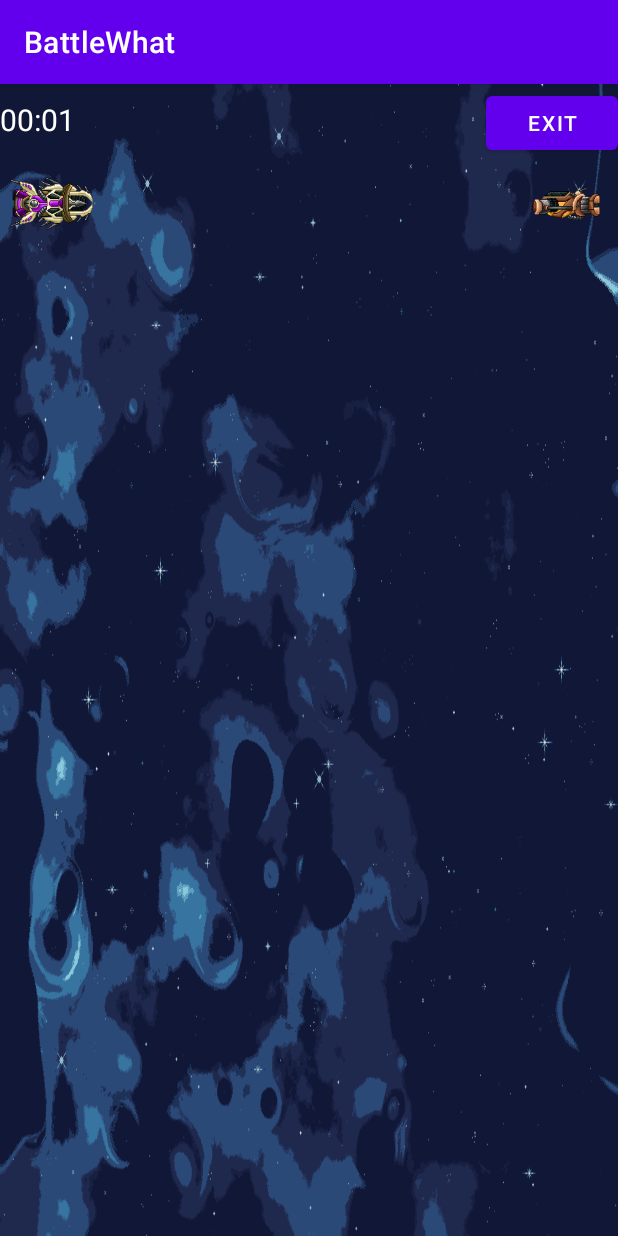
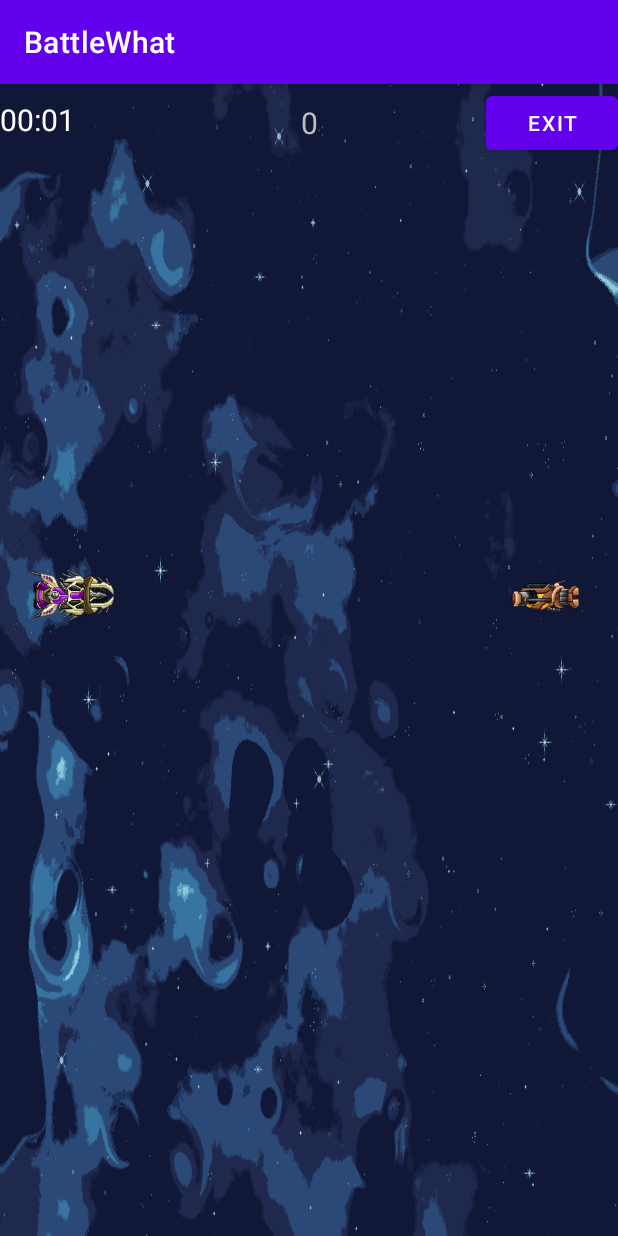
Before and after one commit to raphael-huc/BattleWhat, an Android app: the GameActivity screen opened directly, with no data from a screen before it, on a phone screen of 412 x 824 dp. Run offline under Robolectric (Android 15) with nearby library versions, the phone set to English and light mode, and no system bars.

Commit message:
Feat: Add player score to the game #4

```diff
--- a/app/src/main/java/helloandroid/ut3/battlewhat/activity/GameActivity.java
+++ b/app/src/main/java/helloandroid/ut3/battlewhat/activity/GameActivity.java
@@ -5,6 +5,7 @@ import androidx.appcompat.app.AppCompatActivity;
 import android.os.Bundle;
 import android.view.View;
 import android.widget.Chronometer;
+import android.widget.TextView;
 
 import helloandroid.ut3.battlewhat.R;
 import helloandroid.ut3.battlewhat.gameUtils.Score;
@@ -12,6 +13,7 @@ import helloandroid.ut3.battlewhat.gameUtils.Score;
 public class GameActivity extends AppCompatActivity {
 
     private Chronometer timer;
+    private TextView scoreInput;
     private boolean isRunning;
     private Score score;
 
@@ -19,14 +21,21 @@ public class GameActivity extends AppCompatActivity {
     protected void onCreate(Bundle savedInstanceState) {
         super.onCreate(savedInstanceState);
         setContentView(R.layout.activity_game);
+        score = new Score();
 
         isRunning = false;
-        timer = (Chronometer) findViewById(R.id.timer);
+        timer = findViewById(R.id.timer);
+        scoreInput = findViewById(R.id.textScore);
         start();
     }
 
+    /**
+     * Add score the the player and refresh the TextView
+     * @param val : value to add to the score.
+     */
     public void incrementGameScore(int val) {
         score.addPoint(val);
+        scoreInput.setText(score.toString());
     }
 
     /**
--- a/app/src/main/java/helloandroid/ut3/battlewhat/gameUtils/Score.java
+++ b/app/src/main/java/helloandroid/ut3/battlewhat/gameUtils/Score.java
@@ -24,9 +24,10 @@ public class Score {
         int length = String.valueOf(scorePoint).length();
 
         int NB_DIGITS = 3;
-        for(int i = length; i < NB_DIGITS; i++) {
+        for (int i = length; i < NB_DIGITS; i++) {
             score.append("0");
         }
+        System.out.println(score);
         score.append(scorePoint);
         return score.toString();
     }
--- a/app/src/main/res/layout/activity_game.xml
+++ b/app/src/main/res/layout/activity_game.xml
@@ -9,6 +9,11 @@
     android:theme="@android:style/Theme.NoTitleBar.Fullscreen"
     tools:context=".activity.GameActivity">
 
+    <LinearLayout
+        android:layout_width="match_parent"
+        android:layout_height="match_parent"
+        android:orientation="vertical">
+
         <androidx.constraintlayout.widget.ConstraintLayout
             android:id="@+id/Menu"
             android:layout_width="match_parent"
@@ -19,7 +24,7 @@
                 android:layout_width="wrap_content"
                 android:layout_height="48dp"
                 android:onClick="exitGame"
-            android:text="Exit"
+                android:text="@string/button_exit"
                 app:layout_constraintBottom_toBottomOf="parent"
                 app:layout_constraintEnd_toEndOf="parent" />
 
@@ -33,36 +38,55 @@
                 app:layout_constraintStart_toStartOf="parent"
                 app:layout_constraintTop_toTopOf="parent"
                 tools:text="00:00" />
+
+            <TextView
+                android:id="@+id/textScore"
+                android:layout_width="wrap_content"
+                android:layout_height="wrap_content"
+                android:gravity="center"
+                android:text="@integer/example_score"
+                android:textSize="20sp"
+                app:layout_constraintBottom_toBottomOf="parent"
+                app:layout_constraintEnd_toEndOf="parent"
+                app:layout_constraintStart_toStartOf="parent"
+                app:layout_constraintTop_toTopOf="parent"
+                app:layout_constraintVertical_bias="0.521" />
         </androidx.constraintlayout.widget.ConstraintLayout>
 
         <androidx.constraintlayout.widget.ConstraintLayout
             android:id="@+id/Game"
             android:layout_width="match_parent"
-        android:layout_height="677dp"
-        android:layout_marginTop="50dp"
-        app:layout_constraintTop_toTopOf="parent">
+            android:layout_height="677dp">
 
             <ImageView
                 android:id="@+id/player"
                 android:layout_width="65dp"
                 android:layout_height="60dp"
-            android:layout_marginEnd="2dp"
                 android:contentDescription="@string/player_sprite"
                 android:rotation="180"
                 android:rotationX="180"
+                app:layout_constraintBottom_toBottomOf="parent"
                 app:layout_constraintEnd_toEndOf="parent"
-            app:srcCompat="@drawable/player"
-            tools:layout_editor_absoluteY="252dp" />
+                app:layout_constraintHorizontal_bias="0.953"
+                app:layout_constraintStart_toStartOf="parent"
+                app:layout_constraintTop_toTopOf="parent"
+                app:layout_constraintVertical_bias="0.423"
+                app:srcCompat="@drawable/player" />
 
             <ImageView
                 android:id="@+id/enemy"
                 android:layout_width="65dp"
                 android:layout_height="60dp"
-            android:layout_marginStart="2dp"
                 android:contentDescription="@string/enemy_sprite"
+                app:layout_constraintBottom_toBottomOf="parent"
+                app:layout_constraintEnd_toEndOf="parent"
+                app:layout_constraintHorizontal_bias="0.046"
                 app:layout_constraintStart_toStartOf="parent"
-            app:srcCompat="@drawable/enemy1"
-            tools:layout_editor_absoluteY="252dp" />
+                app:layout_constraintTop_toTopOf="parent"
+                app:layout_constraintVertical_bias="0.423"
+                app:srcCompat="@drawable/enemy1" />
         </androidx.constraintlayout.widget.ConstraintLayout>
 
+    </LinearLayout>
+
 </androidx.constraintlayout.widget.ConstraintLayout>
--- a/app/src/main/res/values/strings.xml
+++ b/app/src/main/res/values/strings.xml
@@ -8,5 +8,6 @@
     <string name="player_sprite">Player sprite</string>
     <string name="enemy_sprite">Enemy sprite</string>
     <string name="background_of_the_game">Background of the game</string>
+    <string name="button_exit">Exit</string>
     <integer name="example_score">000000</integer>
 </resources>
```
Lines whose indentation alone changed are shown as unchanged.
